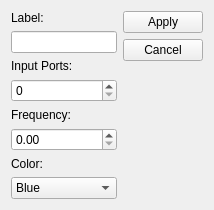
Old version of the form elementeditor.ui in the repository GIBIS-UNIFESP/wiRedPanda.
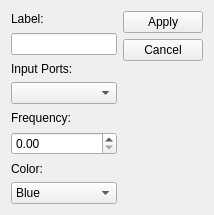
New version of the form. Icons and pictures are not drawn.

Commit message: Implemented elementeditor integration with scene.

What changed in the file:
```diff
--- a/elementeditor.ui
+++ b/elementeditor.ui
@@ -7,7 +7,7 @@
     <x>0</x>
     <y>0</y>
     <width>214</width>
-    <height>208</height>
+    <height>215</height>
    </rect>
   </property>
   <property name="windowTitle">
@@ -31,9 +31,6 @@
      </property>
     </widget>
    </item>
-   <item row="3" column="0">
-    <widget class="QSpinBox" name="spinBox"/>
-   </item>
    <item row="4" column="0">
     <widget class="QLabel" name="label_5">
      <property name="text">
@@ -135,6 +132,9 @@
      </item>
     </layout>
    </item>
+   <item row="3" column="0">
+    <widget class="QComboBox" name="comboBoxInputSz"/>
+   </item>
   </layout>
  </widget>
  <resources>
```
Left out of the diff: 8 changed lines with no effect on the pictures. The commit also changes 3 other files.
